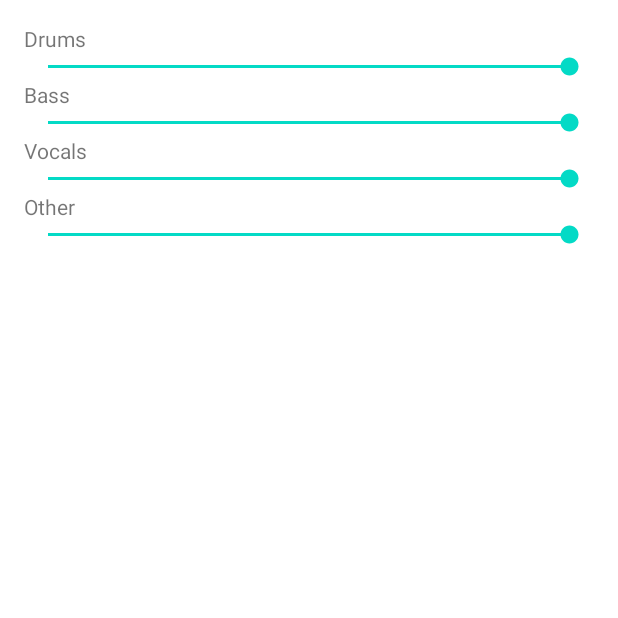
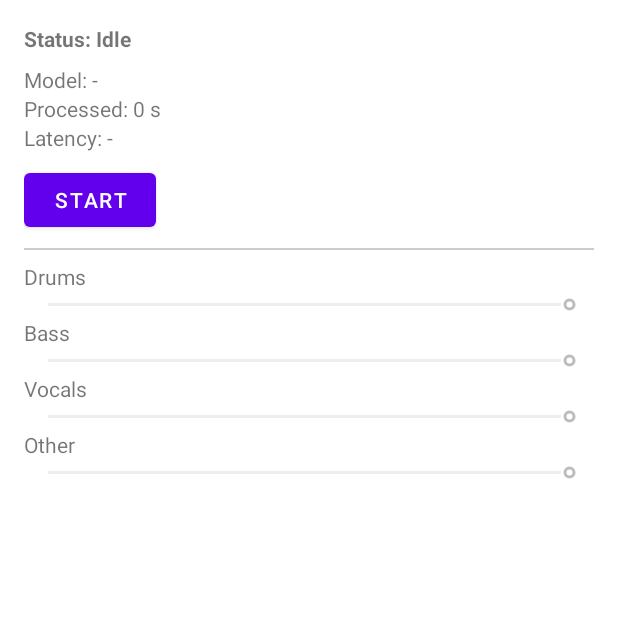
Before and after one commit to harryaskham/pulseaudio-lambda, an Android app: the screen it shows after launch (MainActivity), on a phone screen of 412 x 824 dp, the top half of it. Run offline under Robolectric (Android 15) with nearby library versions, the phone set to English and light mode, and no system bars.

Commit message:
[rapid commit; squash later]

```diff
--- a/android/app/src/main/AndroidManifest.xml
+++ b/android/app/src/main/AndroidManifest.xml
@@ -4,6 +4,7 @@
 
     <uses-permission android:name="android.permission.RECORD_AUDIO" />
     <uses-permission android:name="android.permission.FOREGROUND_SERVICE" />
+    <uses-permission android:name="android.permission.FOREGROUND_SERVICE_MICROPHONE" />
     <uses-permission android:name="android.permission.FOREGROUND_SERVICE_MEDIA_PROJECTION" />
 
     <application
--- a/android/app/src/main/java/org/pulseaudiolambda/MainActivity.kt
+++ b/android/app/src/main/java/org/pulseaudiolambda/MainActivity.kt
@@ -4,12 +4,15 @@ import android.Manifest
 import android.app.Activity
 import android.content.Context
 import android.content.Intent
+import android.content.BroadcastReceiver
+import android.content.IntentFilter
 import android.content.pm.PackageManager
 import android.media.projection.MediaProjection
 import android.media.projection.MediaProjectionManager
 import android.os.Build
 import android.os.Bundle
 import android.widget.SeekBar
+import android.widget.Button
 import androidx.activity.result.contract.ActivityResultContracts
 import androidx.appcompat.app.AppCompatActivity
 import androidx.core.app.ActivityCompat
@@ -18,6 +21,36 @@ import org.pulseaudiolambda.databinding.ActivityMainBinding
 
 class MainActivity : AppCompatActivity() {
     private lateinit var binding: ActivityMainBinding
+    private var isRunning = false
+    private var statusRegistered = false
+
+    private val statusReceiver = object : BroadcastReceiver() {
+        override fun onReceive(context: Context?, intent: Intent?) {
+            if (intent?.action != StemService.ACTION_STATUS) return
+            val state = intent.getStringExtra("state") ?: "IDLE"
+            val modelLoaded = intent.getBooleanExtra("modelLoaded", false)
+            val modelLoadMs = intent.getLongExtra("modelLoadMs", 0)
+            val processedFrames = intent.getLongExtra("processedFrames", 0)
+            val lastInferenceMs = intent.getLongExtra("lastInferenceMs", 0)
+            val error = intent.getStringExtra("error")
+
+            val sampleRate = 44100.0
+            val seconds = processedFrames / sampleRate
+            val latencyText = if (lastInferenceMs > 0) String.format("%d ms/chunk", lastInferenceMs) else "-"
+            val modelText = if (modelLoaded) String.format("Model: loaded (%.0f ms)", modelLoadMs.toDouble()) else "Model: not loaded"
+            val statusText = if (!error.isNullOrBlank()) "Status: Error - $error" else "Status: $state"
+
+            binding.status.text = statusText
+            binding.model.text = modelText
+            binding.processed.text = String.format("Processed: %.1f s", seconds)
+            binding.latency.text = "Latency: $latencyText"
+
+            val running = state == StemEngine.State.RUNNING.name
+            isRunning = running
+            binding.startStop.text = if (running) "Stop" else "Start"
+            setSlidersEnabled(running)
+        }
+    }
 
     private val requestRecordAudio = registerForActivityResult(
         ActivityResultContracts.RequestPermission()
@@ -36,17 +69,42 @@ class MainActivity : AppCompatActivity() {
         binding = ActivityMainBinding.inflate(layoutInflater)
         setContentView(binding.root)
 
-        // Request permissions and start service
-        if (ContextCompat.checkSelfPermission(this, Manifest.permission.RECORD_AUDIO) != PackageManager.PERMISSION_GRANTED) {
-            requestRecordAudio.launch(Manifest.permission.RECORD_AUDIO)
-        } else {
-            requestProjection()
+        binding.startStop.text = "Start"
+        binding.startStop.setOnClickListener {
+            if (isRunning) {
+                stopStemService()
+            } else {
+                requestStart()
+            }
         }
 
         setupSlider(binding.drums, Stem.DRUMS)
         setupSlider(binding.bass, Stem.BASS)
         setupSlider(binding.vocals, Stem.VOCALS)
         setupSlider(binding.other, Stem.OTHER)
+        setSlidersEnabled(false)
+    }
+
+    override fun onResume() {
+        super.onResume()
+        if (!statusRegistered) {
+            val filter = IntentFilter(StemService.ACTION_STATUS)
+            if (Build.VERSION.SDK_INT >= 33) {
+                registerReceiver(statusReceiver, filter, Context.RECEIVER_NOT_EXPORTED)
+            } else {
+                @Suppress("DEPRECATION")
+                registerReceiver(statusReceiver, filter)
+            }
+            statusRegistered = true
+        }
+    }
+
+    override fun onPause() {
+        if (statusRegistered) {
+            unregisterReceiver(statusReceiver)
+            statusRegistered = false
+        }
+        super.onPause()
     }
 
     private fun requestProjection() {
@@ -57,6 +115,14 @@ class MainActivity : AppCompatActivity() {
         }
     }
 
+    private fun requestStart() {
+        if (ContextCompat.checkSelfPermission(this, Manifest.permission.RECORD_AUDIO) != PackageManager.PERMISSION_GRANTED) {
+            requestRecordAudio.launch(Manifest.permission.RECORD_AUDIO)
+        } else {
+            requestProjection()
+        }
+    }
+
     private fun startStemService(resultCode: Int, data: android.content.Intent) {
         val intent = Intent(this, StemService::class.java).apply {
             action = StemService.ACTION_START
@@ -64,6 +130,11 @@ class MainActivity : AppCompatActivity() {
             putExtra(StemService.EXTRA_RESULT_DATA, data)
         }
         ContextCompat.startForegroundService(this, intent)
+    }
+
+    private fun stopStemService() {
+        val intent = Intent(this, StemService::class.java).apply { action = StemService.ACTION_STOP }
+        startService(intent)
     }
 
     private fun sendVolume(stem: Stem, vol: Float) {
@@ -85,6 +156,13 @@ class MainActivity : AppCompatActivity() {
             override fun onStopTrackingTouch(sb: SeekBar?) {}
         })
     }
+
+    private fun setSlidersEnabled(enabled: Boolean) {
+        binding.drums.isEnabled = enabled
+        binding.bass.isEnabled = enabled
+        binding.vocals.isEnabled = enabled
+        binding.other.isEnabled = enabled
+    }
 }
 
 enum class Stem { DRUMS, BASS, VOCALS, OTHER }
--- a/android/app/src/main/res/layout/activity_main.xml
+++ b/android/app/src/main/res/layout/activity_main.xml
@@ -4,6 +4,47 @@
     android:layout_height="match_parent"
     android:orientation="vertical"
     android:padding="16dp">
+
+    <!-- Status Panel -->
+    <TextView
+        android:id="@+id/status"
+        android:layout_width="match_parent"
+        android:layout_height="wrap_content"
+        android:text="Status: Idle"
+        android:textStyle="bold"
+        android:paddingBottom="8dp" />
+
+    <TextView
+        android:id="@+id/model"
+        android:layout_width="match_parent"
+        android:layout_height="wrap_content"
+        android:text="Model: -" />
+
+    <TextView
+        android:id="@+id/processed"
+        android:layout_width="match_parent"
+        android:layout_height="wrap_content"
+        android:text="Processed: 0 s" />
+
+    <TextView
+        android:id="@+id/latency"
+        android:layout_width="match_parent"
+        android:layout_height="wrap_content"
+        android:text="Latency: -" />
+
+    <Button
+        android:id="@+id/startStop"
+        android:layout_width="wrap_content"
+        android:layout_height="wrap_content"
+        android:text="Start"
+        android:layout_marginTop="8dp" />
+
+    <View
+        android:layout_width="match_parent"
+        android:layout_height="1dp"
+        android:background="#CCCCCC"
+        android:layout_marginTop="8dp"
+        android:layout_marginBottom="8dp" />
 
     <TextView
         android:layout_width="wrap_content"
```
Also changed, not shown: android/app/src/main/java/org/pulseaudiolambda/StemEngine.kt (+27 -0 lines), android/app/src/main/java/org/pulseaudiolambda/StemService.kt (+15 -0 lines), 6 other files.
